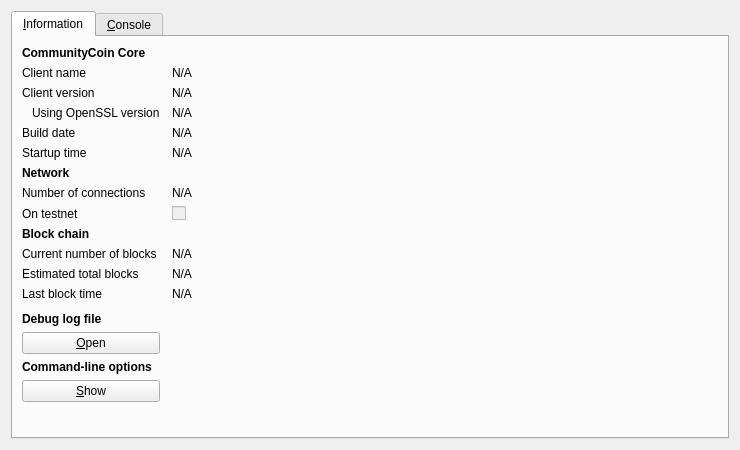
This is src/qt/forms/rpcconsole.ui in CommunityCoinDev/COM as Qt 5 draws it before an edit. The edited form follows.
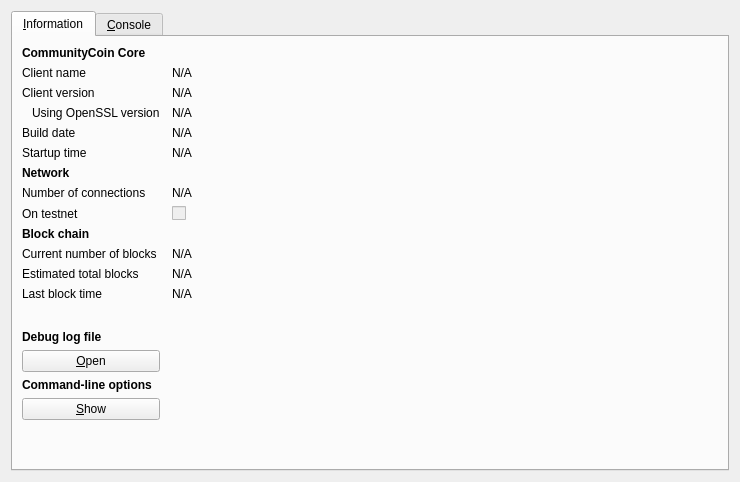
This is the edited form. Icons and pictures are not drawn.

The edit to the form file:
```diff
--- a/src/qt/forms/rpcconsole.ui
+++ b/src/qt/forms/rpcconsole.ui
@@ -7,7 +7,7 @@
     <x>0</x>
     <y>0</y>
     <width>740</width>
-    <height>450</height>
+    <height>482</height>
    </rect>
   </property>
   <property name="windowTitle">
```
